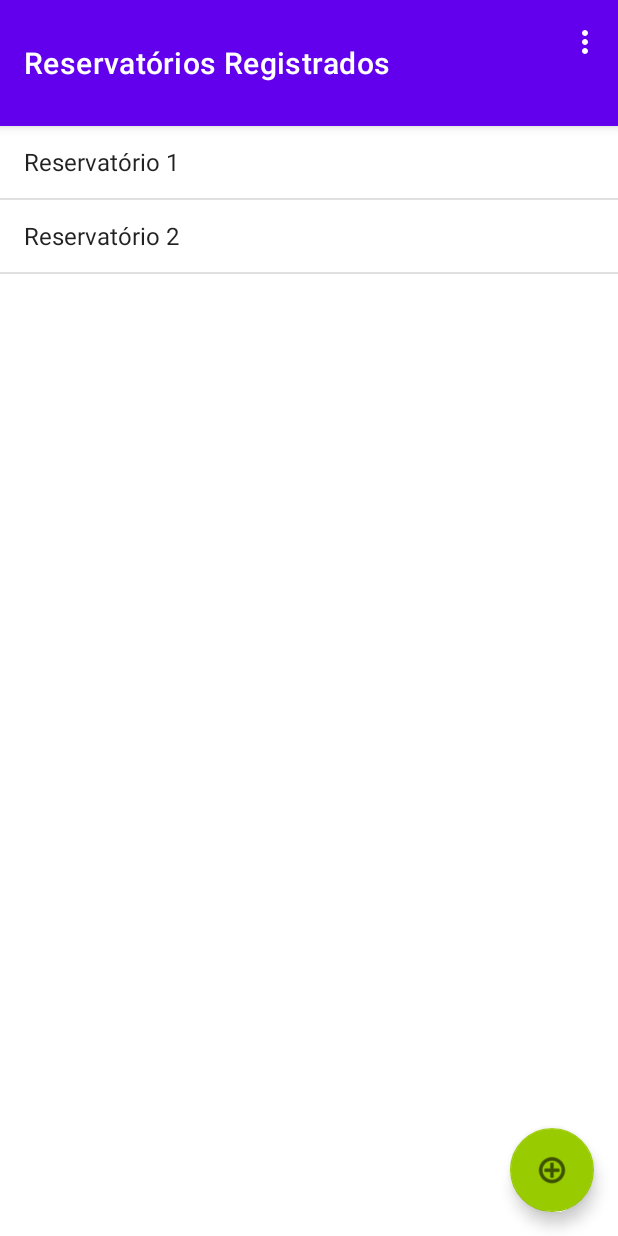
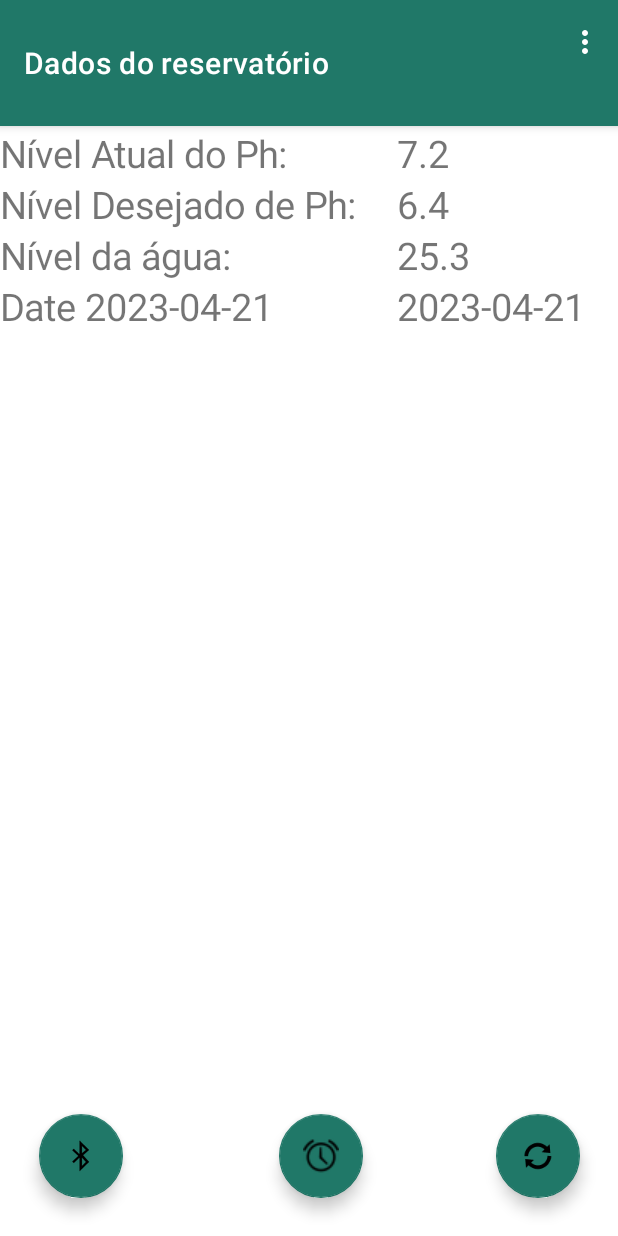
Before and after one commit to VitorCaversan/Minigaia_App, an Android app: the screen it shows after launch (MainActivity), in the options menu, after a tap on "Settings", on a phone screen of 412 x 824 dp. Run offline under Robolectric (Android 15) with nearby library versions, the phone set to English and light mode, and no system bars; our stand-ins replace navigation-ui.

Commit message:
Makes app work with only 1 reservoir and adds the 3 bottom buttons.

```diff
--- a/app/src/main/AndroidManifest.xml
+++ b/app/src/main/AndroidManifest.xml
@@ -18,7 +18,7 @@
             android:theme="@style/Theme.MiniGaia.NoActionBar">
         </activity>
         <activity
-            android:name=".ReservatoryActivity"
+            android:name=".TimesActivity"
             android:label="RulerActivity"
             android:theme="@style/Theme.MiniGaia.NoActionBar">
         </activity>
--- a/app/src/main/java/com/example/minigaia/MainActivity.java
+++ b/app/src/main/java/com/example/minigaia/MainActivity.java
@@ -6,6 +6,7 @@ import androidx.appcompat.app.AppCompatActivity;
 
 import android.view.View;
 
+import androidx.appcompat.widget.Toolbar;
 import androidx.navigation.NavController;
 import androidx.navigation.Navigation;
 import androidx.navigation.ui.AppBarConfiguration;
@@ -15,20 +16,19 @@ import com.example.minigaia.databinding.ActivityMainBinding;
 
 import android.view.Menu;
 import android.view.MenuItem;
-import android.widget.AdapterView;
-import android.widget.ArrayAdapter;
-import android.widget.ListView;
-import android.content.Intent;
+import android.widget.TableLayout;
+import android.widget.TableRow;
+import android.widget.TextView;
 
-import java.util.ArrayList;
+import org.json.JSONException;
+import org.json.JSONObject;
 
 public class MainActivity extends AppCompatActivity {
 
     private AppBarConfiguration appBarConfiguration;
     private ActivityMainBinding binding;
-    private ListView          listView;
-    private ArrayList<String> listViewStrings = new ArrayList<>();
-    private ArrayList<Intent> activitiesList  = new ArrayList<>();
+    private TableLayout tableLayout;
+    public MainActivity.SensorData sensorData;
     @Override
     protected void onCreate(Bundle savedInstanceState) {
         super.onCreate(savedInstanceState);
@@ -42,30 +42,25 @@ public class MainActivity extends AppCompatActivity {
         this.appBarConfiguration = new AppBarConfiguration.Builder(navController.getGraph()).build();
         NavigationUI.setupActionBarWithNavController(this, navController, this.appBarConfiguration);
 
-        /////////////// LIST VIEW ////////////////////////////
-
-        // Links the listView to the actual list on the screen
-        this.listView = findViewById(R.id.listView);
-
-        // Adds the first string to the listView
-        this.listViewStrings.add("Reservatório 1");
-        ArrayAdapter<String> adapter = new ArrayAdapter<>(this,
-                                                          android.R.layout.simple_list_item_1,
-                                                          this.listViewStrings);
-        this.listView.setAdapter(adapter);
-
-        // Creates the first activity to link with the listView
-        Intent firstIntent = new Intent(this, ReservatoryActivity.class);
-        this.activitiesList.add(firstIntent);
+        // Replace the hardcoded JSON string with the actual data from your ESP32 sensor
+        String jsonString = "{\"ph\":7.2,\"desiredPh\":6.4,\"temperature\":25.3,\"waterLvl\":10.4,\"date\":\"2023-04-21\"}";
+        this.sensorData = parseJsonData(jsonString);
+        this.tableLayout = findViewById(R.id.rulerTableLayout);
+        this.createTableContent(this.sensorData);
 
         ///////////////// BUTTONS FUNCTIONS ///////////////////
 
-        // Sets the function to be called when pressing buttons
-        this.listView.setOnItemClickListener(new AdapterView.OnItemClickListener() {
+        binding.bluetoothButton.setOnClickListener(new View.OnClickListener() {
             @Override
-            public void onItemClick(AdapterView<?> adapterView, View view, int i, long l)
-            {
-                openActivity(view);
+            public void onClick(View view) {
+
+            }
+        });
+
+        binding.timeButton.setOnClickListener(new View.OnClickListener() {
+            @Override
+            public void onClick(View view) {
+
             }
         });
 
@@ -73,39 +68,71 @@ public class MainActivity extends AppCompatActivity {
             @Override
             public void onClick(View view)
             {
-                createNewRuler();
+
             }
         });
     }
 
-    public void openActivity(View view)
-    {
-        int btnPos = this.listView.getPositionForView(view);
+    private void createTableContent(MainActivity.SensorData sensorData) {
+        TableRow row0 = new TableRow(this);
+        this.tableLayout.addView(row0);
+        TableRow row1 = new TableRow(this);
+        this.tableLayout.addView(row1);
+        TableRow row2 = new TableRow(this);
+        this.tableLayout.addView(row2);
+        TableRow row3 = new TableRow(this);
+        this.tableLayout.addView(row3);
 
-        startActivity(this.activitiesList.get(btnPos));
+        TextView currentPh = new TextView(this);
+        currentPh.setText("Nível Atual do Ph:");
+        currentPh.setTextSize(25);
+        row0.addView(currentPh);
+        TextView currentPhValue = new TextView(this);
+        currentPhValue.setText(" " + sensorData.getPh());
+        currentPhValue.setTextSize(25);
+        row0.addView(currentPhValue);
 
-        return;
+        TextView desiredPh = new TextView(this);
+        desiredPh.setText("Nível Desejado de Ph:");
+        desiredPh.setTextSize(25);
+        row1.addView(desiredPh);
+        TextView desiredPhValue = new TextView(this);
+        desiredPhValue.setText(" " + sensorData.getDesiredPh());
+        desiredPhValue.setTextSize(25);
+        row1.addView(desiredPhValue);
+
+        TextView waterLvl = new TextView(this);
+        waterLvl.setText("Nível da água:");
+        waterLvl.setTextSize(25);
+        row2.addView(waterLvl);
+        TextView waterLvlValue = new TextView(this);
+        waterLvlValue.setText(" " + sensorData.getTemperature());
+        waterLvlValue.setTextSize(25);
+        row2.addView(waterLvlValue);
+
+        TextView date = new TextView(this);
+        date.setText("Date " + sensorData.getDate());
+        date.setTextSize(25);
+        row3.addView(date);
+        TextView dateValue = new TextView(this);
+        dateValue.setText(" " + sensorData.getDate());
+        dateValue.setTextSize(25);
+        row3.addView(dateValue);
     }
+    private MainActivity.SensorData parseJsonData(String jsonString) {
+        try {
+            JSONObject jsonObject = new JSONObject(jsonString);
+            double ph          = jsonObject.getDouble("ph");
+            double desiredPh   = jsonObject.getDouble("desiredPh");
+            double temperature = jsonObject.getDouble("temperature");
+            double waterLvl    = jsonObject.getDouble("waterLvl");
+            String date = jsonObject.getString("date");
 
-    /**
-     * Function called to create a new ruler whenever the add button is pressed
-     */
-    public void createNewRuler()
-    {
-        // Creates a new string to be written in the listView
-        int newId = this.listViewStrings.size() + 1;
-        this.listViewStrings.add("Reservatório " + newId);
-
-        ArrayAdapter<String> adapter = new ArrayAdapter<>(this,
-                                                          android.R.layout.simple_list_item_1,
-                                                          this.listViewStrings);
-        this.listView.setAdapter(adapter);
-
-        // Creates the actual new screen
-        Intent intent = new Intent(this, ReservatoryActivity.class);
-        this.activitiesList.add(intent);
-
-        return;
+            return new MainActivity.SensorData(ph, desiredPh, temperature, waterLvl, date);
+        } catch (JSONException e) {
+            e.printStackTrace();
+            return null;
+        }
     }
 
     @Override
@@ -136,4 +163,41 @@ public class MainActivity extends AppCompatActivity {
         return NavigationUI.navigateUp(navController, appBarConfiguration)
                 || super.onSupportNavigateUp();
     }
+
+    private static class SensorData {
+        private final double ph;
+        private final double desiredPh;
+        private final double temperature;
+        private final double waterLvl;
+        private final String date;
+
+        public SensorData(double ph, double desiredPh, double temperature, double waterLvl, String date) {
+            this.ph          = ph;
+            this.desiredPh   = desiredPh;
+            this.temperature = temperature;
+            this.waterLvl    = waterLvl;
+
+            // A HIGHER API LEVEL IS NEEDED TO USE THESE FUNCTIONS (26+)
+//            LocalDate currentDate = LocalDate.now();
+//            DateTimeFormatter formatter = DateTimeFormatter.ofPattern("dd/MM/yyyy");
+//            String dateString = currentDate.format(formatter);
+            this.date = date;
+        }
+
+        public double getPh() {
+            return ph;
+        }
+
+        public double getDesiredPh() {
+            return desiredPh;
+        }
+
+        public double getTemperature() {
+            return temperature;
+        }
+
+        public String getDate() {
+            return date;
+        }
+    }
 }
--- a/app/src/main/java/com/example/minigaia/ReservatoryActivity.java
+++ /dev/null
@@ -1,127 +0,0 @@
-package com.example.minigaia;
-
-import android.os.Bundle;
-import android.widget.TableLayout;
-import android.widget.TableRow;
-import android.widget.TextView;
-import androidx.appcompat.app.AppCompatActivity;
-import androidx.appcompat.widget.Toolbar;
-
-import org.json.JSONException;
-import org.json.JSONObject;
-
-public class ReservatoryActivity extends AppCompatActivity {
-    private TableLayout tableLayout;
-    public  SensorData  sensorData;
-
-    @Override
-    protected void onCreate(Bundle savedInstanceState) {
-        super.onCreate(savedInstanceState);
-        setContentView(R.layout.activity_reservatory);
-        Toolbar toolbar = findViewById(R.id.toolbar2);
-        setSupportActionBar(toolbar);
-        // Replace the hardcoded JSON string with the actual data from your ESP32 sensor
-        String jsonString = "{\"ph\":7.2,\"desiredPh\":6.4,\"temperature\":25.3,\"waterLvl\":10.4,\"date\":\"2023-04-21\"}";
-        this.sensorData = parseJsonData(jsonString);
-        this.tableLayout = findViewById(R.id.rulerTableLayout);
-        this.createTableContent(this.sensorData);
-    }
-
-    private void createTableContent(SensorData sensorData) {
-        TableRow row0 = new TableRow(this);
-        this.tableLayout.addView(row0);
-        TableRow row1 = new TableRow(this);
-        this.tableLayout.addView(row1);
-        TableRow row2 = new TableRow(this);
-        this.tableLayout.addView(row2);
-        TableRow row3 = new TableRow(this);
-        this.tableLayout.addView(row3);
-
-        TextView currentPh = new TextView(this);
-        currentPh.setText("Nível Atual do Ph:");
-        currentPh.setTextSize(25);
-        row0.addView(currentPh);
-        TextView currentPhValue = new TextView(this);
-        currentPhValue.setText(" " + sensorData.getPh());
-        currentPhValue.setTextSize(25);
-        row0.addView(currentPhValue);
-
-        TextView desiredPh = new TextView(this);
-        desiredPh.setText("Nível Desejado de Ph:");
-        desiredPh.setTextSize(25);
-        row1.addView(desiredPh);
-        TextView desiredPhValue = new TextView(this);
-        desiredPhValue.setText(" " + sensorData.getDesiredPh());
-        desiredPhValue.setTextSize(25);
-        row1.addView(desiredPhValue);
-
-        TextView waterLvl = new TextView(this);
-        waterLvl.setText("Nível da água:");
-        waterLvl.setTextSize(25);
-        row2.addView(waterLvl);
-        TextView waterLvlValue = new TextView(this);
-        waterLvlValue.setText(" " + sensorData.getTemperature());
-        waterLvlValue.setTextSize(25);
-        row2.addView(waterLvlValue);
-
-        TextView date = new TextView(this);
-        date.setText("Date " + sensorData.getDate());
-        date.setTextSize(25);
-        row3.addView(date);
-        TextView dateValue = new TextView(this);
-        dateValue.setText(" " + sensorData.getDate());
-        dateValue.setTextSize(25);
-        row3.addView(dateValue);
-    }
-    private SensorData parseJsonData(String jsonString) {
-        try {
-            JSONObject jsonObject = new JSONObject(jsonString);
-            double ph          = jsonObject.getDouble("ph");
-            double desiredPh   = jsonObject.getDouble("desiredPh");
-            double temperature = jsonObject.getDouble("temperature");
-            double waterLvl    = jsonObject.getDouble("waterLvl");
-            String date = jsonObject.getString("date");
-
-            return new SensorData(ph, desiredPh, temperature, waterLvl, date);
-        } catch (JSONException e) {
-            e.printStackTrace();
-            return null;
-        }
-    }
-    private static class SensorData {
-        private final double ph;
-        private final double desiredPh;
-        private final double temperature;
-        private final double waterLvl;
-        private final String date;
-
-        public SensorData(double ph, double desiredPh, double temperature, double waterLvl, String date) {
-            this.ph          = ph;
-            this.desiredPh   = desiredPh;
-            this.temperature = temperature;
-            this.waterLvl    = waterLvl;
-
-            // A HIGHER API LEVEL IS NEEDED TO USE THESE FUNCTIONS (26+)
-//            LocalDate currentDate = LocalDate.now();
-//            DateTimeFormatter formatter = DateTimeFormatter.ofPattern("dd/MM/yyyy");
-//            String dateString = currentDate.format(formatter);
-            this.date = date;
-        }
-
-        public double getPh() {
-            return ph;
-        }
-
-        public double getDesiredPh() {
-            return desiredPh;
-        }
-
-        public double getTemperature() {
-            return temperature;
-        }
-
-        public String getDate() {
-            return date;
-        }
-    }
-}
--- /dev/null
+++ b/app/src/main/java/com/example/minigaia/TimesActivity.java
@@ -0,0 +1,21 @@
+package com.example.minigaia;
+
+import android.os.Bundle;
+import android.widget.TableRow;
+import android.widget.TextView;
+import androidx.appcompat.app.AppCompatActivity;
+import androidx.appcompat.widget.Toolbar;
+
+import org.json.JSONException;
+import org.json.JSONObject;
+
+public class TimesActivity extends AppCompatActivity {
+
+
+    @Override
+    protected void onCreate(Bundle savedInstanceState) {
+
+    }
+
+
+}
--- a/app/src/main/res/layout/activity_main.xml
+++ b/app/src/main/res/layout/activity_main.xml
@@ -16,23 +16,72 @@
             android:id="@+id/toolbar"
             android:layout_width="match_parent"
             android:layout_height="84dp"
-            android:background="?attr/colorPrimary"
+            android:background="@color/dark_green"
             app:popupTheme="@style/Theme.MiniGaia.PopupOverlay" />
 
     </com.google.android.material.appbar.AppBarLayout>
 
     <include layout="@layout/content_main" />
 
+    <TableLayout
+        android:id="@+id/rulerTableLayout"
+        android:layout_width="match_parent"
+        android:layout_height="150dp"
+        android:layout_marginTop="85dp"
+        android:stretchColumns="*"
+        app:layout_constraintTop_toBottomOf="@+id/toolbar"></TableLayout>
+
     <com.google.android.material.floatingactionbutton.FloatingActionButton
         android:id="@+id/addButton"
         android:layout_width="wrap_content"
         android:layout_height="wrap_content"
         android:layout_gravity="bottom|end"
-        android:layout_marginEnd="16dp"
-        android:layout_marginBottom="16dp"
-        app:backgroundTint="@android:color/holo_green_light"
+        android:layout_marginEnd="25dp"
+        android:layout_marginBottom="25dp"
+        android:tint="#000000"
+        app:backgroundTint="@color/dark_green"
         app:layout_constraintBottom_toBottomOf="parent"
         app:layout_constraintEnd_toEndOf="parent"
-        app:srcCompat="@android:drawable/ic_menu_add" />
+        app:rippleColor="#000000"
+        app:srcCompat="@android:drawable/ic_popup_sync" />
+
+    <com.google.android.material.floatingactionbutton.FloatingActionButton
+        android:id="@+id/timeButton"
+        android:layout_width="wrap_content"
+        android:layout_height="wrap_content"
+        android:layout_gravity="bottom|end"
+        android:layout_marginEnd="170dp"
+        android:layout_marginBottom="25dp"
+        android:tint="#000000"
+        app:backgroundTint="@color/dark_green"
+        app:layout_constraintBottom_toBottomOf="parent"
+        app:layout_constraintEnd_toEndOf="parent"
+        app:srcCompat="@android:drawable/ic_lock_idle_alarm" />
+
+    <com.google.android.material.floatingactionbutton.FloatingActionButton
+        android:id="@+id/bluetoothButton"
+        android:layout_width="wrap_content"
+        android:layout_height="wrap_content"
+        android:layout_gravity="bottom|end"
+        android:layout_marginEnd="330dp"
+        android:layout_marginBottom="25dp"
+        android:tint="#000000"
+        app:backgroundTint="@color/dark_green"
+        app:layout_constraintBottom_toBottomOf="parent"
+        app:layout_constraintEnd_toEndOf="parent"
+        app:rippleColor="#000000"
+        app:srcCompat="@android:drawable/stat_sys_data_bluetooth" />
+
+    <!-- Replace 'logo' with your actual logo file name
+    <ImageView
+        android:id="@+id/projectLogo"
+        android:layout_width="@dimen/logo_width"
+        android:layout_height="@dimen/logo_height"
+        android:layout_marginTop="16dp"
+        android:adjustViewBounds="true"
+        android:src="@drawable/logo"
+        app:layout_constraintEnd_toEndOf="parent"
+        app:layout_constraintStart_toStartOf="parent"
+        app:layout_constraintTop_toBottomOf="@id/toolbar" /> -->
 
 </androidx.coordinatorlayout.widget.CoordinatorLayout>
--- a/app/src/main/res/layout/activity_reservatory.xml
+++ /dev/null
@@ -1,38 +0,0 @@
-<?xml version="1.0" encoding="utf-8"?>
-<androidx.constraintlayout.widget.ConstraintLayout xmlns:android="http://schemas.android.com/apk/res/android"
-    xmlns:app="http://schemas.android.com/apk/res-auto"
-    android:layout_width="match_parent"
-    android:layout_height="match_parent">
-
-    <androidx.appcompat.widget.Toolbar
-        android:id="@+id/toolbar2"
-        android:layout_width="0dp"
-        android:layout_height="84dp"
-        android:background="?attr/colorPrimary"
-        app:layout_constraintEnd_toEndOf="parent"
-        app:layout_constraintStart_toStartOf="parent"
-        app:layout_constraintTop_toTopOf="parent"
-        app:popupTheme="@style/Theme.MiniGaia.PopupOverlay" />
-
-    <!-- Replace 'logo' with your actual logo file name -->
-    <ImageView
-        android:id="@+id/projectLogo"
-        android:layout_width="@dimen/logo_width"
-        android:layout_height="@dimen/logo_height"
-        android:layout_marginTop="16dp"
-        android:adjustViewBounds="true"
-        android:src="@drawable/logo"
-        app:layout_constraintEnd_toEndOf="parent"
-        app:layout_constraintStart_toStartOf="parent"
-        app:layout_constraintTop_toBottomOf="@id/toolbar2" />
-
-    <TableLayout
-        android:id="@+id/rulerTableLayout"
-        android:layout_width="match_parent"
-        android:layout_height="wrap_content"
-        android:layout_marginTop="16dp"
-        android:stretchColumns="*"
-        app:layout_constraintTop_toBottomOf="@id/projectLogo">
-
-    </TableLayout>
-</androidx.constraintlayout.widget.ConstraintLayout>
--- /dev/null
+++ b/app/src/main/res/layout/activity_times.xml
@@ -0,0 +1,17 @@
+<?xml version="1.0" encoding="utf-8"?>
+<androidx.constraintlayout.widget.ConstraintLayout xmlns:android="http://schemas.android.com/apk/res/android"
+    xmlns:app="http://schemas.android.com/apk/res-auto"
+    android:layout_width="match_parent"
+    android:layout_height="match_parent">
+
+    <androidx.appcompat.widget.Toolbar
+        android:id="@+id/toolbar2"
+        android:layout_width="0dp"
+        android:layout_height="84dp"
+        android:background="?attr/colorPrimary"
+        app:layout_constraintEnd_toEndOf="parent"
+        app:layout_constraintStart_toStartOf="parent"
+        app:layout_constraintTop_toTopOf="parent"
+        app:popupTheme="@style/Theme.MiniGaia.PopupOverlay" />
+
+</androidx.constraintlayout.widget.ConstraintLayout>
--- a/app/src/main/res/layout/fragment_first.xml
+++ b/app/src/main/res/layout/fragment_first.xml
@@ -6,9 +6,4 @@
     android:layout_height="match_parent"
     tools:context=".FirstFragment">
 
-    <ListView
-        android:id="@+id/listView"
-        android:layout_width="match_parent"
-        android:layout_height="match_parent" />
-
 </androidx.constraintlayout.widget.ConstraintLayout>
--- a/app/src/main/res/navigation/nav_graph.xml
+++ b/app/src/main/res/navigation/nav_graph.xml
@@ -8,7 +8,7 @@
     <fragment
         android:id="@+id/FirstFragment"
         android:name="com.example.minigaia.FirstFragment"
-        android:label="@string/registered_rulers_label"
+        android:label="@string/reservoir_data"
         tools:layout="@layout/fragment_first">
 
         <action
--- a/app/src/main/res/values/colors.xml
+++ b/app/src/main/res/values/colors.xml
@@ -7,4 +7,5 @@
     <color name="teal_700">#FF018786</color>
     <color name="black">#FF000000</color>
     <color name="white">#FFFFFFFF</color>
+    <color name="dark_green">#207868</color>
 </resources>
--- a/app/src/main/res/values/strings.xml
+++ b/app/src/main/res/values/strings.xml
@@ -4,7 +4,7 @@
     <!-- Strings used for fragments for navigation -->
     <string name="first_fragment_label">First Fragment</string>
     <string name="second_fragment_label">Second Fragment</string>
-    <string name="registered_rulers_label">Reservatórios Registrados</string>
+    <string name="reservoir_data">Dados do reservatório</string>
     <string name="next">Next</string>
     <string name="previous">Previous</string>
 
```
